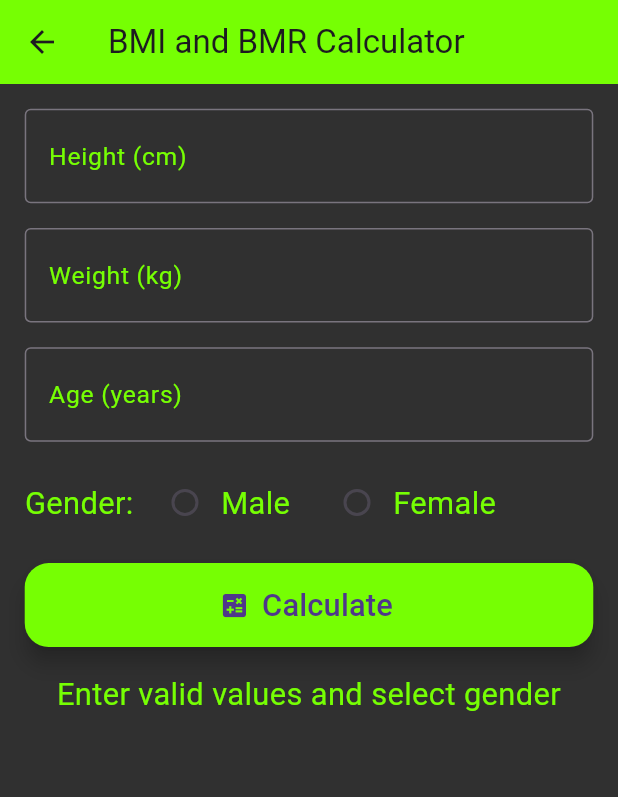
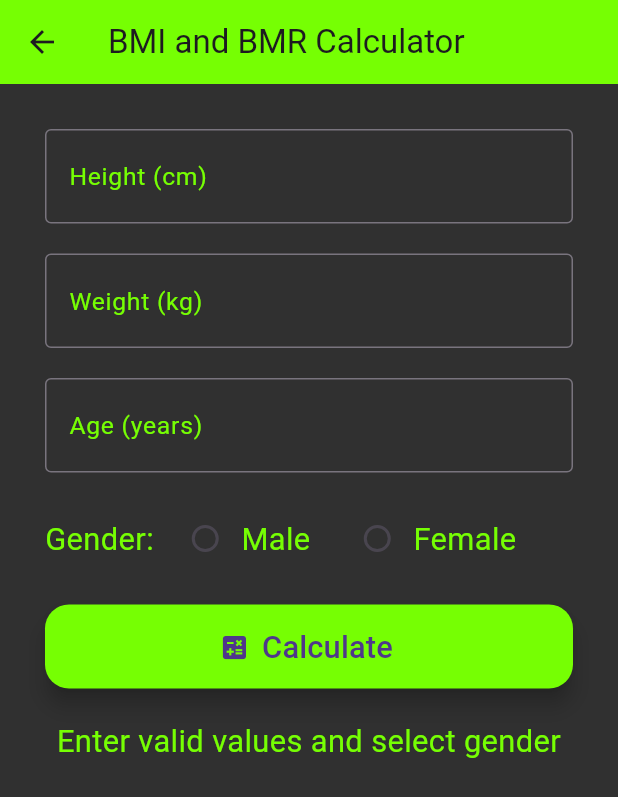
Before and after one commit to AliShaab-an/mobile_project, a Flutter app: the BMICalculatorScreen screen opened directly, on a phone screen of 412 x 824 dp. Shown: the top 797 px of the screen. Run offline on Flutter 3.47's test engine with Material 3 defaults, Android fonts, the phone set to English and light mode, and no system bars; network calls fail; key blocks and very long unbroken strings in the code were emptied for the run.

```diff
--- a/lib/BmiBmrPage.dart
+++ b/lib/BmiBmrPage.dart
@@ -19,13 +19,13 @@ class _BMICalculatorScreenState extends State<BMICalculatorScreen> {
     final age = int.tryParse(_ageController.text) ?? 0;
 
     if (heightCm > 0 && weight > 0 && age > 0 && _selectedGender != null) {
-      // Convert height from cm to meters
+
       final heightM = heightCm / 100;
 
-      // BMI Calculation
+
       final bmi = weight / (heightM * heightM);
 
-      // BMR Calculation
+
       double bmr;
       if (_selectedGender == 'male') {
         bmr = 10 * weight + 6.25 * heightCm - 5 * age + 5;
@@ -52,9 +52,9 @@ class _BMICalculatorScreenState extends State<BMICalculatorScreen> {
     final screenHeight = mediaQuery.size.height;
     final isPortrait = mediaQuery.orientation == Orientation.portrait;
 
-    // Adjust font size and spacing based on screen width
-    double fontSize = screenWidth * 0.05; // 5% of screen width
-    double padding = screenWidth * 0.04; // 4% of screen width
+
+    double fontSize = screenWidth * 0.05;
+    double padding = screenWidth * 0.0;
 
     return Scaffold(
       backgroundColor: Colors.grey[850],
@@ -63,25 +63,25 @@ class _BMICalculatorScreenState extends State<BMICalculatorScreen> {
         backgroundColor: Colors.lightGreenAccent[400],
       ),
       body: Padding(
-        padding: EdgeInsets.all(padding),
+        padding: EdgeInsets.all(30),
         child: Column(
           crossAxisAlignment: CrossAxisAlignment.stretch,
           children: [
             _buildTextField(_heightController, 'Height (cm)', fontSize),
-            SizedBox(height: padding),
+            SizedBox(height: 20),
             _buildTextField(_weightController, 'Weight (kg)', fontSize),
-            SizedBox(height: padding),
+            SizedBox(height: 20),
             _buildTextField(_ageController, 'Age (years)', fontSize),
-            SizedBox(height: padding),
+            SizedBox(height: 20),
             _buildGenderSelection(fontSize),
-            SizedBox(height: padding),
+            SizedBox(height:20),
             FloatingActionButton.extended(
               label: Text('Calculate', style: TextStyle(fontSize: fontSize)),
               icon: Icon(Icons.calculate, size: fontSize),
               backgroundColor: Colors.lightGreenAccent[400],
               onPressed: _calculateMetrics,
             ),
-            SizedBox(height: padding),
+            SizedBox(height: 20),
             Text(
               _bmi > 0
                   ? 'Your BMI is ${_bmi.toStringAsFixed(2)}\nYour BMR is ${_bmr.toStringAsFixed(2)} kcal/day'
--- a/pubspec.yaml
+++ b/pubspec.yaml
@@ -30,7 +30,7 @@ environment:
 dependencies:
   flutter:
     sdk: flutter
-
+  http: ^1.2.2
 
   # The following adds the Cupertino Icons font to your application.
   # Use with the CupertinoIcons class for iOS style icons.
```
Also changed, not shown: lib/exercise.dart (+35 -0 lines), pubspec.lock.
